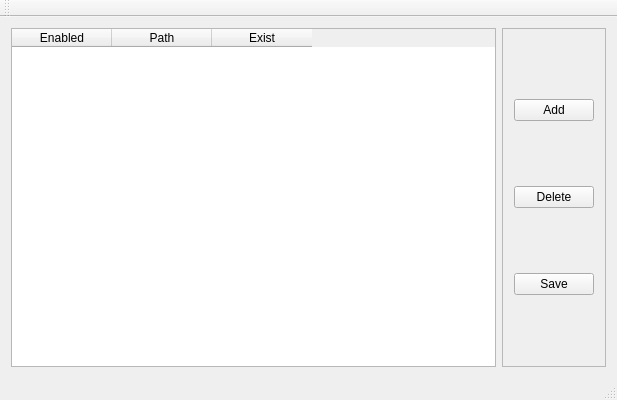
This is app/mainwindow.ui in piponazo/QtPathEditor as Qt 5 draws it before an edit. The edited form follows.
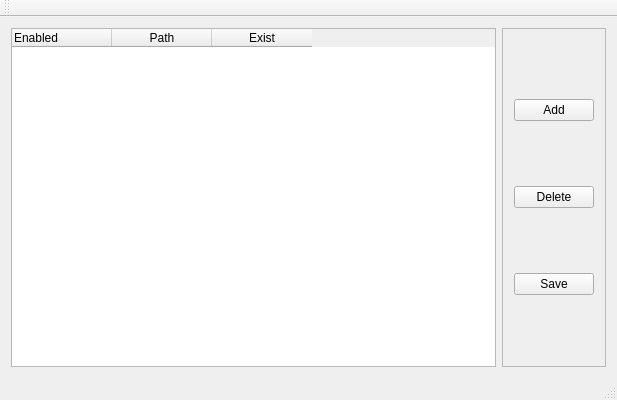
This is the edited form.

```diff
--- a/app/mainwindow.ui
+++ b/app/mainwindow.ui
@@ -27,6 +27,9 @@
        <property name="text">
         <string>Enabled</string>
        </property>
+       <property name="textAlignment">
+        <set>AlignLeading|AlignVCenter</set>
+       </property>
       </column>
       <column>
        <property name="text">
```
